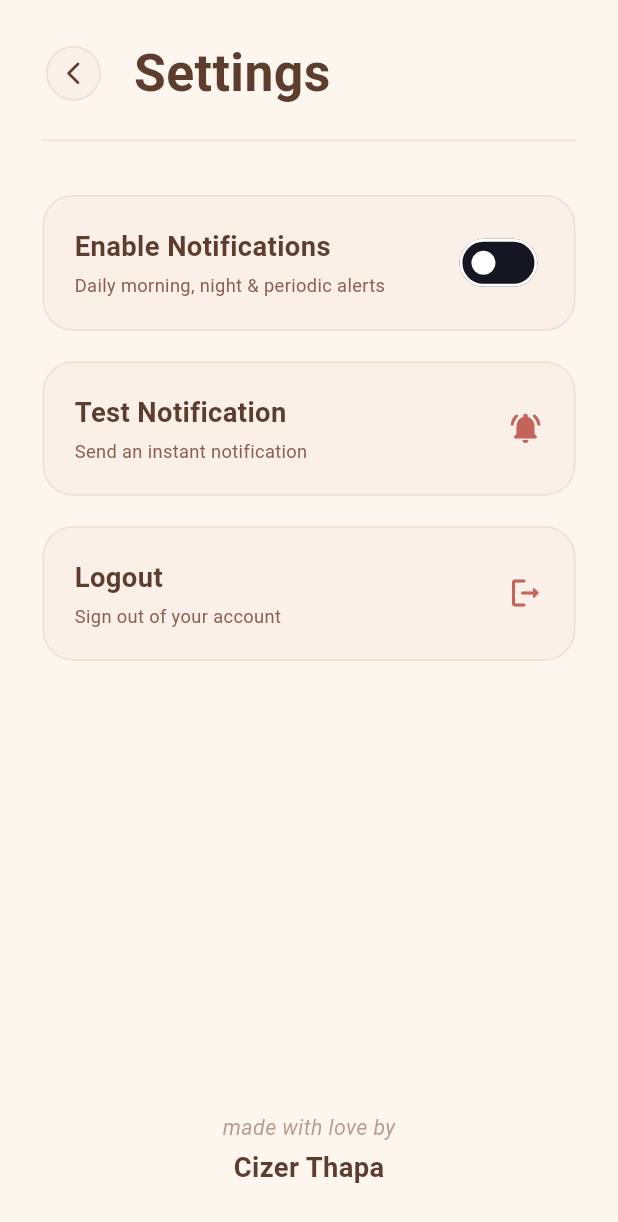
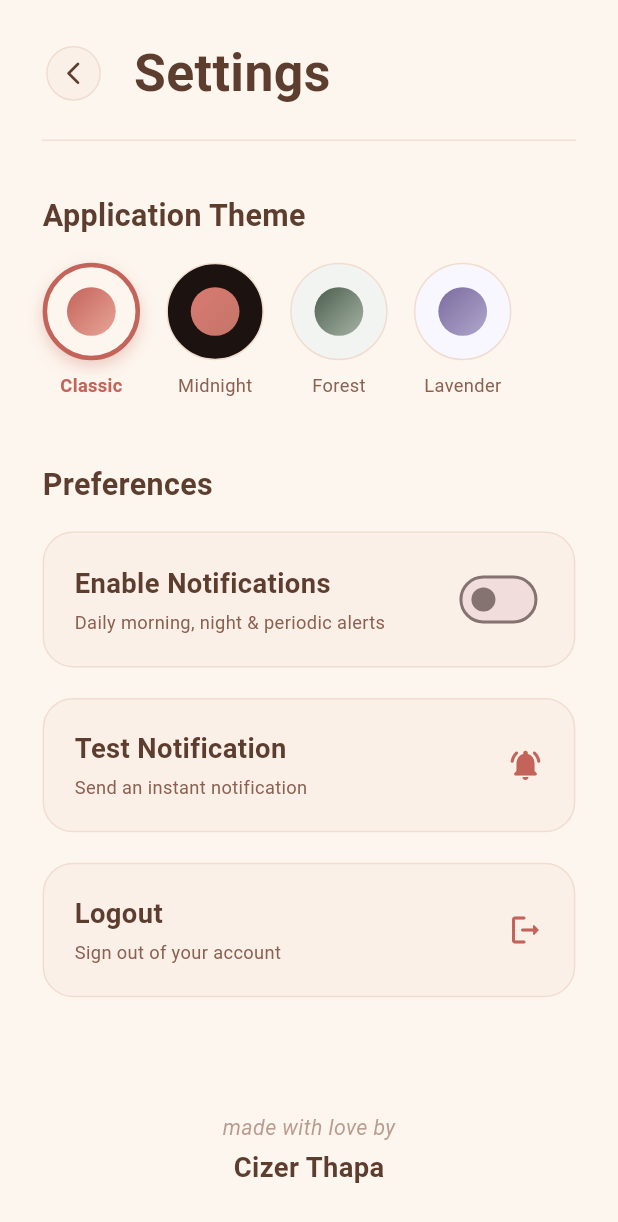
Before and after one commit to Cizerthapa/moodtracker, a Flutter app: the screen it shows once a user with an empty profile is signed in, after a tap on the "settings" icon, on a phone screen of 412 x 824 dp. Shown: the top 1222 px of the screen. Run offline on Flutter 3.47's test engine with Material 3 defaults, Android fonts, the phone set to English and light mode, and no system bars; our stand-ins replace cloud_firestore, firebase_auth, firebase_core, firebase_storage, fl_chart, flutter_local_notifications and 8 more; accounts and stored records are empty; Roboto replaces fonts that are missing (Georgia).

Commit message:
feat: Establish initial application structure with core features including authentication, water intake, memories, notes, settings, and comprehensive theming.

```diff
--- a/lib/core/theme/app_colors.dart
+++ b/lib/core/theme/app_colors.dart
@@ -1,25 +1,26 @@
 import 'package:flutter/material.dart';
+import 'package:moodtrack/core/theme/mood_palette.dart';
 
 class AppColors {
   AppColors._(); // Private constructor
 
-  // ─── Palette (Cream & Rose) ────────────────────────────────────────────────
-  static const cream = Color(0xFFFDF6EE);
-  static const roseDust = Color(0xFFE8A598);
-  static const roseDeep = Color(0xFFC4635A);
-  static const warmBrown = Color(0xFF5C3D2E);
-  static const softBrown = Color(0xFF8C6050);
-  static const champagne = Color(0xFFF0DDD0);
-  static const ivoryCard = Color(0xFFFAF0E8);
+  static MoodPalette _active = MoodPalette.classic;
 
-  // Dark theme
-  static const darkBg = Color(0xFF1C1210); // replaces _cream — deep warm black
-  static const darkCard = Color(0xFF261916); // replaces _ivoryCard — dark card surface
-  static const darkSurface = Color(0xFF33201C); // replaces _champagne — elevated surface
+  static void update(MoodPalette palette) {
+    _active = palette;
+  }
 
-  static const roseDustDark = Color(0xFFC4756A); // roseDust shifted warmer, slightly darker
-  static const roseDeepDark = Color(0xFFD97A70); // roseDeep lightened for legibility on dark bg
+  // ─── Dynamic Palette ────────────────────────────────────────────────
+  static Color get cream => _active.cream;
+  static Color get roseDust => _active.roseDust;
+  static Color get roseDeep => _active.roseDeep;
+  static Color get warmBrown => _active.warmBrown;
+  static Color get softBrown => _active.softBrown;
+  static Color get champagne => _active.champagne;
+  static Color get ivoryCard => _active.ivoryCard;
+  static bool get isDark => _active.isDark;
 
-  static const softBrownDark = Color(0xFFC49080); // softBrown lightened to work as text/icon
-  static const warmBrownDark = Color(0xFFE8C4B0); // warmBrown inverted to near-champagne for headings
+  // Static/Fixed colors (if any are needed)
+  static const Color white = Colors.white;
+  static const Color transparent = Colors.transparent;
 }
--- a/lib/core/theme/app_theme.dart
+++ b/lib/core/theme/app_theme.dart
@@ -1,30 +1,37 @@
 import 'package:flutter/material.dart';
 import 'package:flutter_screenutil/flutter_screenutil.dart';
+import 'package:moodtrack/core/theme/mood_palette.dart';
 
 class AppTheme {
-  static ThemeData get darkTheme {
+  static ThemeData getTheme(MoodPalette palette) {
     return ThemeData(
-      brightness: Brightness.dark,
-      scaffoldBackgroundColor: const Color(0xFF0A0A0E),
-      primaryColor: const Color(0xFF9E77ED),
-      colorScheme: const ColorScheme.dark(
-        primary: Color(0xFF9E77ED),
-        secondary: Color(0xFFF97066),
-        surface: Color(0xFF161622),
+      brightness: palette.isDark ? Brightness.dark : Brightness.light,
+      scaffoldBackgroundColor: palette.cream,
+      primaryColor: palette.roseDeep,
+      colorScheme: ColorScheme.fromSeed(
+        seedColor: palette.roseDeep,
+        primary: palette.roseDeep,
+        secondary: palette.roseDust,
+        surface: palette.ivoryCard,
+        brightness: palette.isDark ? Brightness.dark : Brightness.light,
       ),
-      fontFamily: 'Inter',
+      fontFamily: 'Georgia',
       appBarTheme: AppBarTheme(
         backgroundColor: Colors.transparent,
         elevation: 0,
         centerTitle: true,
-        iconTheme: const IconThemeData(color: Colors.white),
+        iconTheme: IconThemeData(color: palette.warmBrown),
         titleTextStyle: TextStyle(
-          color: Colors.white,
+          color: palette.warmBrown,
           fontSize: 20.sp,
           fontWeight: FontWeight.w600,
+          fontFamily: 'Georgia',
         ),
       ),
       useMaterial3: true,
     );
   }
+
+  // Keeping darkTheme for backward compatibility if needed, but it should now be dynamic
+  static ThemeData get darkTheme => getTheme(MoodPalette.midnight);
 }
--- /dev/null
+++ b/lib/core/theme/mood_palette.dart
@@ -0,0 +1,86 @@
+import 'package:flutter/material.dart';
+
+class MoodPalette {
+  final String name;
+  final Color cream;
+  final Color roseDust;
+  final Color roseDeep;
+  final Color warmBrown;
+  final Color softBrown;
+  final Color champagne;
+  final Color ivoryCard;
+  final bool isDark;
+
+  const MoodPalette({
+    required this.name,
+    required this.cream,
+    required this.roseDust,
+    required this.roseDeep,
+    required this.warmBrown,
+    required this.softBrown,
+    required this.champagne,
+    required this.ivoryCard,
+    this.isDark = false,
+  });
+
+  static const classic = MoodPalette(
+    name: 'Classic',
+    cream: Color(0xFFFDF6EE),
+    roseDust: Color(0xFFE8A598),
+    roseDeep: Color(0xFFC4635A),
+    warmBrown: Color(0xFF5C3D2E),
+    softBrown: Color(0xFF8C6050),
+    champagne: Color(0xFFF0DDD0),
+    ivoryCard: Color(0xFFFAF0E8),
+  );
+
+  static const midnight = MoodPalette(
+    name: 'Midnight',
+    cream: Color(0xFF1C1210),
+    roseDust: Color(0xFFC4756A),
+    roseDeep: Color(0xFFD97A70),
+    warmBrown: Color(0xFFE8C4B0),
+    softBrown: Color(0xFFC49080),
+    champagne: Color(0xFF33201C),
+    ivoryCard: Color(0xFF261916),
+    isDark: true,
+  );
+
+  static const forest = MoodPalette(
+    name: 'Forest',
+    cream: Color(0xFFF2F4F2),
+    roseDust: Color(0xFFA8B4A5),
+    roseDeep: Color(0xFF4A5D4E),
+    warmBrown: Color(0xFF2D362E),
+    softBrown: Color(0xFF708271),
+    champagne: Color(0xFFE0E6DF),
+    ivoryCard: Color(0xFFF8FAF8),
+  );
+
+  static const lavender = MoodPalette(
+    name: 'Lavender',
+    cream: Color(0xFFF8F7FF),
+    roseDust: Color(0xFFB1A7CC),
+    roseDeep: Color(0xFF7A6B9E),
+    warmBrown: Color(0xFF3D364D),
+    softBrown: Color(0xFF6B628A),
+    champagne: Color(0xFFE8E5F3),
+    ivoryCard: Color(0xFFFDFCFE),
+  );
+
+  static MoodPalette fromName(String name) {
+    switch (name) {
+      case 'Midnight':
+        return midnight;
+      case 'Forest':
+        return forest;
+      case 'Lavender':
+        return lavender;
+      case 'Classic':
+      default:
+        return classic;
+    }
+  }
+
+  static List<MoodPalette> get all => [classic, midnight, forest, lavender];
+}
--- /dev/null
+++ b/lib/core/theme/theme_manager.dart
@@ -0,0 +1,29 @@
+import 'package:flutter/material.dart';
+import 'package:moodtrack/core/theme/mood_palette.dart';
+import 'package:moodtrack/core/theme/app_colors.dart';
+import 'package:moodtrack/features/settings/data/repositories/settings_repository.dart';
+
+class ThemeManager extends ChangeNotifier {
+  final SettingsRepository _repository = SettingsRepository();
+  MoodPalette _currentPalette = MoodPalette.classic;
+
+  ThemeManager() {
+    _loadTheme();
+  }
+
+  MoodPalette get palette => _currentPalette;
+
+  Future<void> _loadTheme() async {
+    final themeName = await _repository.getThemeName();
+    _currentPalette = MoodPalette.fromName(themeName);
+    AppColors.update(_currentPalette);
+    notifyListeners();
+  }
+
+  Future<void> setTheme(MoodPalette palette) async {
+    _currentPalette = palette;
+    AppColors.update(_currentPalette);
+    await _repository.setThemeName(palette.name);
+    notifyListeners();
+  }
+}
--- a/lib/features/auth/presentation/pages/login_screen.dart
+++ b/lib/features/auth/presentation/pages/login_screen.dart
@@ -149,7 +149,7 @@ class _LoginScreenState extends State<LoginScreen> {
                   _isLogin
                       ? "Don't have an account? Sign Up"
                       : "Already have an account? Login",
-                  style: const TextStyle(color: AppColors.roseDeep),
+                  style: TextStyle(color: AppColors.roseDeep),
                 ),
               ),
             ],
--- a/lib/features/entry/presentation/pages/entry_screen.dart
+++ b/lib/features/entry/presentation/pages/entry_screen.dart
@@ -146,7 +146,7 @@ class EntryScreen extends StatelessWidget {
           borderRadius: BorderRadius.circular(24.r),
           boxShadow: [
             BoxShadow(
-              color: AppColors.warmBrown.withOpacity(0.04),
+              color: AppColors.warmBrown.withValues(alpha: 0.04),
               blurRadius: 20.r,
               offset: Offset(0, 8.h),
             ),
@@ -159,7 +159,7 @@ class EntryScreen extends StatelessWidget {
             Container(
               padding: EdgeInsets.all(16.r),
               decoration: BoxDecoration(
-                color: color.withOpacity(0.12),
+                color: color.withValues(alpha: 0.12),
                 borderRadius: BorderRadius.circular(18.r),
               ),
               child: Icon(icon, color: color, size: 28.r),
@@ -185,7 +185,7 @@ class EntryScreen extends StatelessWidget {
                       fontFamily: 'Georgia',
                       fontStyle: FontStyle.italic,
                       fontSize: 13.sp,
-                      color: AppColors.softBrown.withOpacity(0.8),
+                      color: AppColors.softBrown.withValues(alpha: 0.8),
                     ),
                   ),
                 ],
@@ -193,7 +193,7 @@ class EntryScreen extends StatelessWidget {
             ),
             Icon(
               Icons.chevron_right_rounded,
-              color: AppColors.roseDeep.withOpacity(0.4),
+              color: AppColors.roseDeep.withValues(alpha: 0.4),
               size: 22.r,
             ),
           ],
--- a/lib/features/settings/data/repositories/settings_repository.dart
+++ b/lib/features/settings/data/repositories/settings_repository.dart
@@ -14,4 +14,14 @@ class SettingsRepository {
     final prefs = await SharedPreferences.getInstance();
     await prefs.setBool(AppConstants.notificationsPrefsKey, enabled);
   }
+
+  Future<String> getThemeName() async {
+    final prefs = await SharedPreferences.getInstance();
+    return prefs.getString('theme_name') ?? 'Classic';
+  }
+
+  Future<void> setThemeName(String themeName) async {
+    final prefs = await SharedPreferences.getInstance();
+    await prefs.setString('theme_name', themeName);
+  }
 }
--- a/lib/features/settings/presentation/pages/settings_screen.dart
+++ b/lib/features/settings/presentation/pages/settings_screen.dart
@@ -1,6 +1,9 @@
 import 'package:flutter/material.dart';
 import 'package:flutter_screenutil/flutter_screenutil.dart';
+import 'package:provider/provider.dart';
 import 'package:moodtrack/core/theme/app_colors.dart';
+import 'package:moodtrack/core/theme/mood_palette.dart';
+import 'package:moodtrack/core/theme/theme_manager.dart';
 import 'package:moodtrack/core/services/notification_service.dart';
 import 'package:moodtrack/core/constants/app_strings.dart';
 import 'package:moodtrack/features/settings/data/repositories/settings_repository.dart';
@@ -104,7 +107,7 @@ class _SettingsScreenState extends State<SettingsScreen> {
             Padding(
               padding: const EdgeInsets.symmetric(horizontal: 28),
               child: Divider(
-                color: AppColors.roseDust.withOpacity(0.3),
+                color: AppColors.roseDust.withValues(alpha: 0.3),
                 thickness: 1,
               ),
             ),
@@ -114,20 +117,44 @@ class _SettingsScreenState extends State<SettingsScreen> {
               child: ListView(
                 padding: EdgeInsets.all(28.r),
                 children: [
+                  // ── Theme Selection ──────────────────────────────
+                  Text(
+                    'Application Theme',
+                    style: TextStyle(
+                      fontFamily: 'Georgia',
+                      fontSize: 20.sp,
+                      fontWeight: FontWeight.bold,
+                      color: AppColors.warmBrown,
+                    ),
+                  ),
+                  SizedBox(height: 16.h),
+                  _buildThemeSelector(),
+                  SizedBox(height: 32.h),
+
+                  Text(
+                    'Preferences',
+                    style: TextStyle(
+                      fontFamily: 'Georgia',
+                      fontSize: 20.sp,
+                      fontWeight: FontWeight.bold,
+                      color: AppColors.warmBrown,
+                    ),
+                  ),
+                  SizedBox(height: 16.h),
                   _buildSettingTile(
                     title: AppStrings.enableNotifications,
                     subtitle: AppStrings.notificationsSubtitle,
                     trailing: Switch.adaptive(
                       value: _notificationsEnabled,
-                      activeColor: AppColors.roseDeep,
-                      onChanged: _toggleNotifications,
-                    ),
+                    activeTrackColor: AppColors.roseDeep,
+                    onChanged: _toggleNotifications,
+                  ),
                   ),
                   SizedBox(height: 20.h),
                   _buildSettingTile(
                     title: AppStrings.testNotification,
                     subtitle: AppStrings.testNotificationSubtitle,
-                    trailing: const Icon(
+                    trailing: Icon(
                       Icons.notifications_active_rounded,
                       color: AppColors.roseDeep,
                     ),
@@ -142,13 +169,13 @@ class _SettingsScreenState extends State<SettingsScreen> {
                   _buildSettingTile(
                     title: 'Logout',
                     subtitle: 'Sign out of your account',
-                    trailing: const Icon(
+                    trailing: Icon(
                       Icons.logout_rounded,
                       color: AppColors.roseDeep,
                     ),
                     onTap: () async {
                       await AuthRepository().signOut();
-                      if (mounted) {
+                      if (context.mounted) {
                         ScaffoldMessenger.of(context).showSnackBar(
                           const SnackBar(content: Text('Logged out successfully')),
                         );
@@ -169,7 +196,7 @@ class _SettingsScreenState extends State<SettingsScreen> {
                     style: TextStyle(
                       fontFamily: 'Georgia',
                       fontStyle: FontStyle.italic,
-                      color: AppColors.softBrown.withOpacity(0.6),
+                      color: AppColors.softBrown.withValues(alpha: 0.6),
                       fontSize: 14.sp,
                     ),
                   ),
@@ -189,6 +216,78 @@ class _SettingsScreenState extends State<SettingsScreen> {
           ],
         ),
       ),
+    );
+  }
+
+  Widget _buildThemeSelector() {
+    return Consumer<ThemeManager>(
+      builder: (context, themeManager, child) {
+        return SizedBox(
+          height: 100.h,
+          child: ListView.separated(
+            scrollDirection: Axis.horizontal,
+            itemCount: MoodPalette.all.length,
+            separatorBuilder: (context, index) => SizedBox(width: 16.w),
+            itemBuilder: (context, index) {
+              final palette = MoodPalette.all[index];
+              final isSelected = themeManager.palette.name == palette.name;
+
+              return GestureDetector(
+                onTap: () => themeManager.setTheme(palette),
+                child: Column(
+                  children: [
+                    Container(
+                      width: 64.r,
+                      height: 64.r,
+                      decoration: BoxDecoration(
+                        color: palette.cream,
+                        shape: BoxShape.circle,
+                        border: Border.all(
+                          color: isSelected ? palette.roseDeep : AppColors.champagne,
+                          width: isSelected ? 3.r : 1.r,
+                        ),
+                        boxShadow: isSelected
+                            ? [
+                                BoxShadow(
+                                  color: palette.roseDeep.withValues(alpha: 0.3),
+                                  blurRadius: 8.r,
+                                  offset: Offset(0, 4.h),
+                                )
+                              ]
+                            : null,
+                      ),
+                      child: Center(
+                        child: Container(
+                          width: 32.r,
+                          height: 32.r,
+                          decoration: BoxDecoration(
+                            gradient: LinearGradient(
+                              colors: [palette.roseDeep, palette.roseDust],
+                              begin: Alignment.topLeft,
+                              end: Alignment.bottomRight,
+                            ),
+                            shape: BoxShape.circle,
+                          ),
+                        ),
+                      ),
+                    ),
+                    SizedBox(height: 8.h),
+                    Text(
+                      palette.name,
+                      style: TextStyle(
+                        fontFamily: 'Georgia',
+                        fontSize: 12.sp,
+                        fontWeight: isSelected ? FontWeight.bold : FontWeight.normal,
+                        color: isSelected ? AppColors.roseDeep : AppColors.softBrown,
+                      ),
+                    ),
+                  ],
+                ),
+              );
+            },
+          ),
+        );
+      },
     );
   }
 
--- a/lib/features/splash/presentation/pages/splash_screen.dart
+++ b/lib/features/splash/presentation/pages/splash_screen.dart
@@ -83,7 +83,7 @@ class _SplashScreenState extends State<SplashScreen>
                     Container(
                       padding: EdgeInsets.all(20.r),
                       decoration: BoxDecoration(
-                        color: AppColors.roseDust.withOpacity(0.2),
+                        color: AppColors.roseDust.withValues(alpha: 0.2),
                         shape: BoxShape.circle,
                       ),
                       child: Icon(
@@ -120,7 +120,7 @@ class _SplashScreenState extends State<SplashScreen>
                         fontFamily: 'Georgia',
                         fontStyle: FontStyle.italic,
                         fontSize: 14.sp,
-                        color: AppColors.softBrown.withOpacity(0.8),
+                        color: AppColors.softBrown.withValues(alpha: 0.8),
                       ),
                     ),
                   ],
--- a/lib/main.dart
+++ b/lib/main.dart
@@ -1,11 +1,12 @@
 import 'package:flutter/material.dart';
 import 'package:firebase_core/firebase_core.dart';
+import 'package:provider/provider.dart';
 import 'firebase_options.dart';
 import 'package:moodtrack/core/services/notification_service.dart';
 import 'package:moodtrack/core/theme/app_theme.dart';
+import 'package:moodtrack/core/theme/theme_manager.dart';
 import 'package:moodtrack/core/constants/app_strings.dart';
 import 'package:moodtrack/core/widgets/auth_wrapper.dart';
-
 import 'package:flutter_screenutil/flutter_screenutil.dart';
 
 void main() async {
@@ -18,7 +19,12 @@ void main() async {
   final notificationService = NotificationService();
   await notificationService.init();
 
-  runApp(const MoodTrackApp());
+  runApp(
+    ChangeNotifierProvider(
+      create: (_) => ThemeManager(),
+      child: const MoodTrackApp(),
+    ),
+  );
 }
 
 class MoodTrackApp extends StatelessWidget {
@@ -31,11 +37,15 @@ class MoodTrackApp extends StatelessWidget {
       minTextAdapt: true,
       splitScreenMode: true,
       builder: (context, child) {
-        return MaterialApp(
-          title: AppStrings.appName,
-          debugShowCheckedModeBanner: false,
-          theme: AppTheme.darkTheme,
-          home: const AuthWrapper(),
+        return Consumer<ThemeManager>(
+          builder: (context, themeManager, child) {
+            return MaterialApp(
+              title: AppStrings.appName,
+              debugShowCheckedModeBanner: false,
+              theme: AppTheme.getTheme(themeManager.palette),
+              home: const AuthWrapper(),
+            );
+          },
         );
       },
     );
--- a/pubspec.yaml
+++ b/pubspec.yaml
@@ -51,6 +51,7 @@ dependencies:
   image_picker: any
   firebase_storage: any
   flutter_screenutil: ^5.9.3
+  provider: ^6.1.5+1
 
 dev_dependencies:
   flutter_test:
```
Also changed, not shown: lib/features/memories/presentation/pages/memories_screen.dart (+10 -10 lines), lib/features/memories/presentation/pages/memory_detail_screen.dart (+71 -67 lines), lib/features/notes/presentation/pages/notes_screen.dart (+11 -11 lines), lib/features/water_intake/presentation/pages/water_intake_screen.dart (+12 -12 lines), pubspec.lock.
